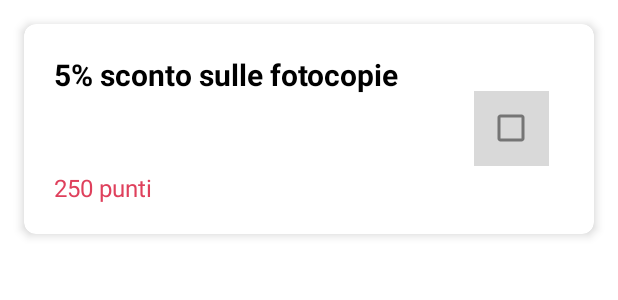
After one commit to alessaless/UniSegnala, an Android app: the layout premio_card.xml on its own in the app's theme, with its tools: preview values and no code run, on a phone screen of 412 x 824 dp. The commit adds this screen. Shown: the top 300 px of the screen. Run offline under Robolectric (Android 15) with nearby library versions, the phone set to English and light mode, and no system bars.

Commit message:
update "premi" page bug fixes

```diff
--- a/app/src/main/java/com/example/unisegnala/MainActivity.java
+++ b/app/src/main/java/com/example/unisegnala/MainActivity.java
@@ -29,8 +29,8 @@ public class MainActivity extends AppCompatActivity {
 
         // Crea istanze dei fragment corrispondenti
         homeFragment = new HomePage();
-        premiFragment = new Premi();
-        segnalazioniFragment = new Segnalazioni();
+        premiFragment = new PremiActivity();
+        segnalazioniFragment = new SegnalazioniActivity();
         profiloFragment = new Profilo();
 
         // Imposta il fragment iniziale (es. HomeFragment)
--- a/app/src/main/java/com/example/unisegnala/Segnalazioni.java
+++ b/app/src/main/java/com/example/unisegnala/SegnalazioniActivity.java
@@ -6,9 +6,9 @@ import android.view.LayoutInflater;
 import android.view.View;
 import android.view.ViewGroup;
 
-public class Segnalazioni extends Fragment {
+public class SegnalazioniActivity extends Fragment {
 
-    public Segnalazioni() {
+    public SegnalazioniActivity() {
         // Costruttore vuoto richiesto
     }
 
--- /dev/null
+++ b/app/src/main/res/layout/premio_card.xml
@@ -0,0 +1,62 @@
+<?xml version="1.0" encoding="utf-8"?>
+<LinearLayout xmlns:android="http://schemas.android.com/apk/res/android"
+    android:layout_width="match_parent"
+    android:layout_height="match_parent"
+    android:layout_centerHorizontal="true"
+    android:orientation="vertical"
+    android:gravity="center_horizontal"
+    android:layout_marginBottom="16dp">
+
+    <androidx.cardview.widget.CardView xmlns:android="http://schemas.android.com/apk/res/android"
+        xmlns:app="http://schemas.android.com/apk/res-auto"
+        android:layout_width="match_parent"
+        android:layout_height="140dp"
+        app:cardElevation="4dp"
+        app:cardCornerRadius="8dp"
+        app:cardBackgroundColor="#FFFFFF"
+        android:layout_margin="16dp"
+        android:layout_marginBottom="8dp">
+
+        <RelativeLayout
+            android:layout_width="match_parent"
+            android:layout_height="match_parent">
+
+            <TextView
+                android:id="@+id/nomePremio"
+                android:layout_width="270dp"
+                android:layout_height="match_parent"
+                android:text="5% sconto sulle fotocopie"
+                android:layout_alignParentLeft="true"
+                android:textSize="20sp"
+                android:textStyle="bold"
+                android:textColor="#000000"
+                android:padding="20dp" />
+
+            <TextView
+                android:id="@+id/punti"
+                android:layout_width="wrap_content"
+                android:text="250 punti"
+                android:layout_height="wrap_content"
+                android:layout_alignBottom="@+id/nomePremio"
+                android:textSize="16sp"
+                android:textColor="#DF405C"
+                android:padding="20dp" />
+
+            <CheckBox
+                android:id="@+id/myCheckBox"
+                android:layout_width="50dp"
+                android:layout_height="50dp"
+                android:layout_toRightOf="@+id/nomePremio"
+                android:layout_centerHorizontal="true"
+                android:layout_centerInParent="true"
+                android:background="@drawable/sfondocheckbox"
+                android:layout_margin="30dp"
+                android:checked="false" />
+
+
+        </RelativeLayout>
+
+
+    </androidx.cardview.widget.CardView>
+
+</LinearLayout>
```
Also changed, not shown: app/src/main/AndroidManifest.xml (+8 -6 lines), app/src/main/java/com/example/unisegnala/AdapterPremio.java (added, +38 -0 lines), app/src/main/java/com/example/unisegnala/PremiActivity.java (renamed from app/src/main/java/com/example/unisegnala/Premi.java, +25 -2 lines), app/src/main/java/com/example/unisegnala/Premio.java (+4 -4 lines), app/src/main/res/layout/premi_page.xml (+7 -5 lines), app/src/main/res/drawable-v24/home.png (renamed from app/src/main/res/drawable/home.png), app/src/main/res/drawable-v24/logounisegnala.png (renamed from app/src/main/res/drawable/logounisegnala.png), app/src/main/res/drawable-v24/plus.png (renamed from app/src/main/res/drawable/plus.png), app/src/main/res/drawable-v24/segnalazione.jpeg (renamed from app/src/main/res/drawable/segnalazione.jpeg), app/src/main/res/drawable-v24/user.png (renamed from app/src/main/res/drawable/user.png), app/src/main/res/drawable/sfondocheckbox.png (added).
